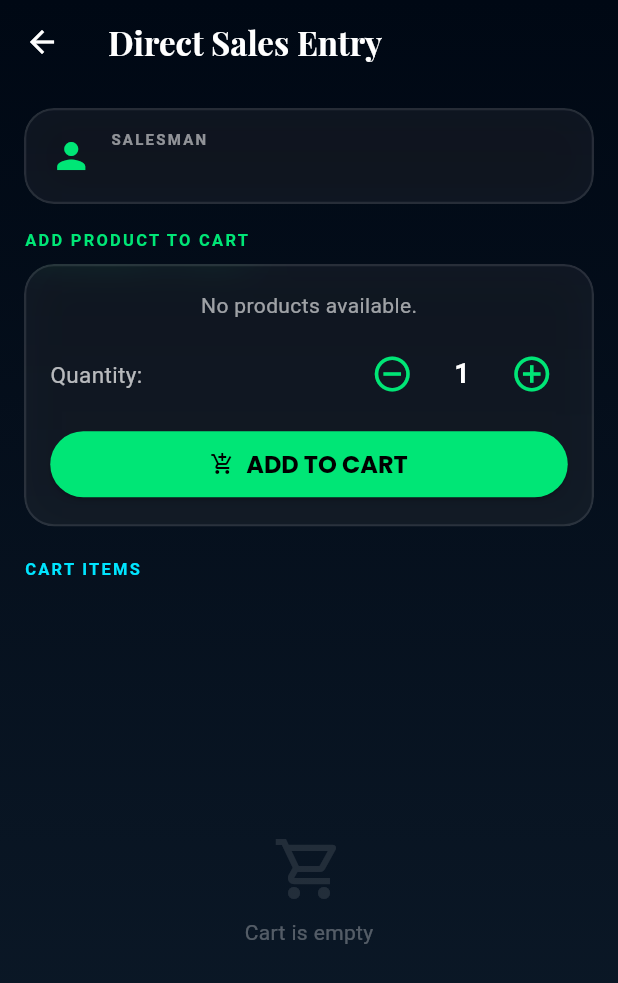
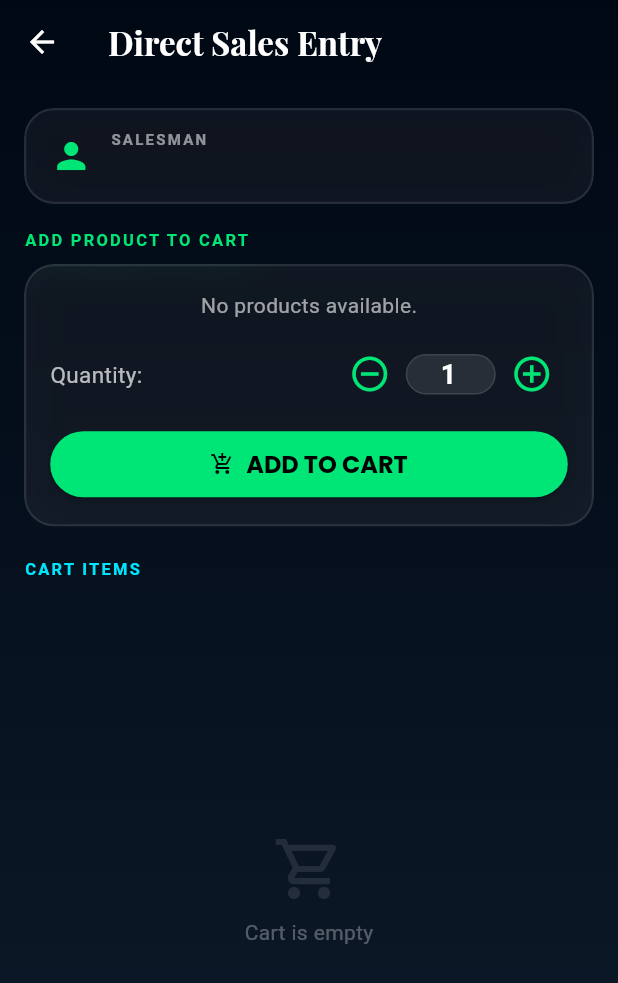
Before and after one commit to murugannagaraja781/spin, a Flutter app: the DirectSalesView screen opened by its route, on a phone screen of 412 x 824 dp. Shown: the top 983 px of the screen. Run offline on Flutter 3.47's test engine with Material 3 defaults, Android fonts, the phone set to English and light mode, and no system bars; our stand-ins replace audioplayers, camera, confetti, dio, flutter_fortune_wheel, geolocator and 5 more; accounts and stored records are empty; network calls fail.

Commit message:
feat: manual numeric text input for quantity selector in direct and spin sales views

```diff
--- a/lib/modules/direct_sales/direct_sales_controller.dart
+++ b/lib/modules/direct_sales/direct_sales_controller.dart
@@ -1,3 +1,4 @@
+import 'package:flutter/material.dart';
 import 'package:get/get.dart';
 import 'package:dio/dio.dart' as dio_pkg;
 import 'package:geolocator/geolocator.dart';
@@ -5,6 +6,7 @@ import '../../core/constants/api_config.dart';
 import '../../data/local_db_service.dart';
 
 class DirectSalesController extends GetxController {
+  final qtyTextController = TextEditingController(text: '1');
   final salesman = ''.obs;
   final products = <Map<String, dynamic>>[].obs;
   final isLoading = false.obs;
@@ -23,6 +25,12 @@ class DirectSalesController extends GetxController {
     final args = Get.arguments ?? {};
     salesman.value = args['salesman'] ?? '';
     fetchProducts();
+
+    quantity.listen((val) {
+      if (qtyTextController.text != val.toString()) {
+        qtyTextController.text = val.toString();
+      }
+    });
   }
 
   Future<void> fetchProducts() async {
--- a/lib/modules/direct_sales/direct_sales_view.dart
+++ b/lib/modules/direct_sales/direct_sales_view.dart
@@ -1,4 +1,5 @@
 import 'package:flutter/material.dart';
+import 'package:flutter/services.dart';
 import 'package:get/get.dart';
 import 'direct_sales_controller.dart';
 import '../../widgets/glassmorphism_card.dart';
@@ -126,12 +127,26 @@ class DirectSalesView extends GetView<DirectSalesController> {
                                   icon: const Icon(Icons.remove_circle_outline, color: Color(0xFF00E676), size: 28),
                                 ),
                                 Container(
-                                  width: 45,
+                                  width: 60,
                                   alignment: Alignment.center,
-                                  child: Obx(() => Text(
-                                    '${controller.quantity.value}',
+                                  child: TextFormField(
+                                    controller: controller.qtyTextController,
+                                    keyboardType: TextInputType.number,
+                                    textAlign: TextAlign.center,
                                     style: const TextStyle(color: Colors.white, fontSize: 18, fontWeight: FontWeight.bold),
-                                  )),
+                                    decoration: const InputDecoration(
+                                      border: InputBorder.none,
+                                      isDense: true,
+                                      contentPadding: EdgeInsets.zero,
+                                    ),
+                                    inputFormatters: [
+                                      FilteringTextInputFormatter.digitsOnly,
+                                    ],
+                                    onChanged: (val) {
+                                      final parsed = int.tryParse(val) ?? 1;
+                                      controller.quantity.value = parsed > 0 ? parsed : 1;
+                                    },
+                                  ),
                                 ),
                                 IconButton(
                                   onPressed: () => controller.quantity.value++,
```
Also changed, not shown: lib/modules/product_selection/product_selection_controller.dart (+8 -0 lines), lib/modules/product_selection/product_selection_view.dart (+18 -3 lines).
